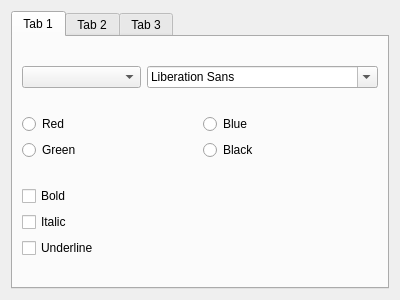
Before: the Qt Designer form envs/gui_env/src/settings_dialog.ui in bjuergens/automatic-gui-testing, drawn with Qt 5.
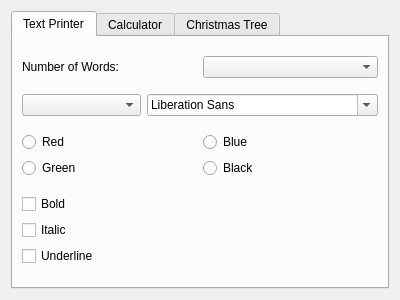
After: the same form once the commit is applied. The open tabs and pages were chosen to show the change.

Commit message: Renamed widgets in .ui files, can be easier accessed now programmatically

The edit to the form file:
```diff
--- a/envs/gui_env/src/settings_dialog.ui
+++ b/envs/gui_env/src/settings_dialog.ui
@@ -27,9 +27,23 @@
      </property>
      <widget class="QWidget" name="tab">
       <attribute name="title">
-       <string>Tab 1</string>
+       <string>Text Printer</string>
       </attribute>
       <layout class="QVBoxLayout" name="verticalLayout_2">
+       <item>
+        <layout class="QHBoxLayout" name="horizontalLayout_8">
+         <item>
+          <widget class="QLabel" name="label_4">
+           <property name="text">
+            <string>Number of Words:</string>
+           </property>
+          </widget>
+         </item>
+         <item>
+          <widget class="QComboBox" name="number_of_words_combobox"/>
+         </item>
+        </layout>
+       </item>
        <item>
         <layout class="QHBoxLayout" name="horizontalLayout">
          <item>
@@ -125,7 +139,7 @@
      </widget>
      <widget class="QWidget" name="tab_2">
       <attribute name="title">
-       <string>Tab 2</string>
+       <string>Calculator</string>
       </attribute>
       <layout class="QVBoxLayout" name="verticalLayout_6">
        <item>
@@ -192,7 +206,7 @@
      </widget>
      <widget class="QWidget" name="tab_3">
       <attribute name="title">
-       <string>Tab 3</string>
+       <string>Christmas Tree</string>
       </attribute>
       <layout class="QVBoxLayout" name="verticalLayout_9">
        <item>
```
Left out of the diff: 54 changed lines with no effect on the pictures. The commit also changes 1 other file.
